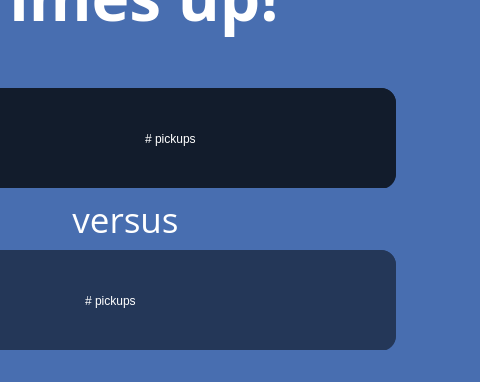
SHOP4CF/shakeitUI, file TimesUpDialogUI.ui: the form before one commit; both pictures show x 385 to 865 and y 111 to 493 of the 1020 by 493 pixel window.
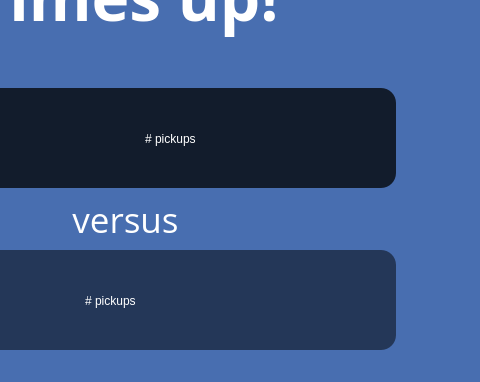
The form after the commit.

```diff
--- a/TimesUpDialogUI.ui
+++ b/TimesUpDialogUI.ui
@@ -97,7 +97,7 @@
         <rect>
          <x>290</x>
          <y>0</y>
-         <width>251</width>
+         <width>231</width>
          <height>101</height>
         </rect>
        </property>
@@ -183,7 +183,7 @@
         <rect>
          <x>230</x>
          <y>0</y>
-         <width>311</width>
+         <width>281</width>
          <height>101</height>
         </rect>
        </property>
```
Left out of the diff: 8 changed lines with no effect on the pictures.
